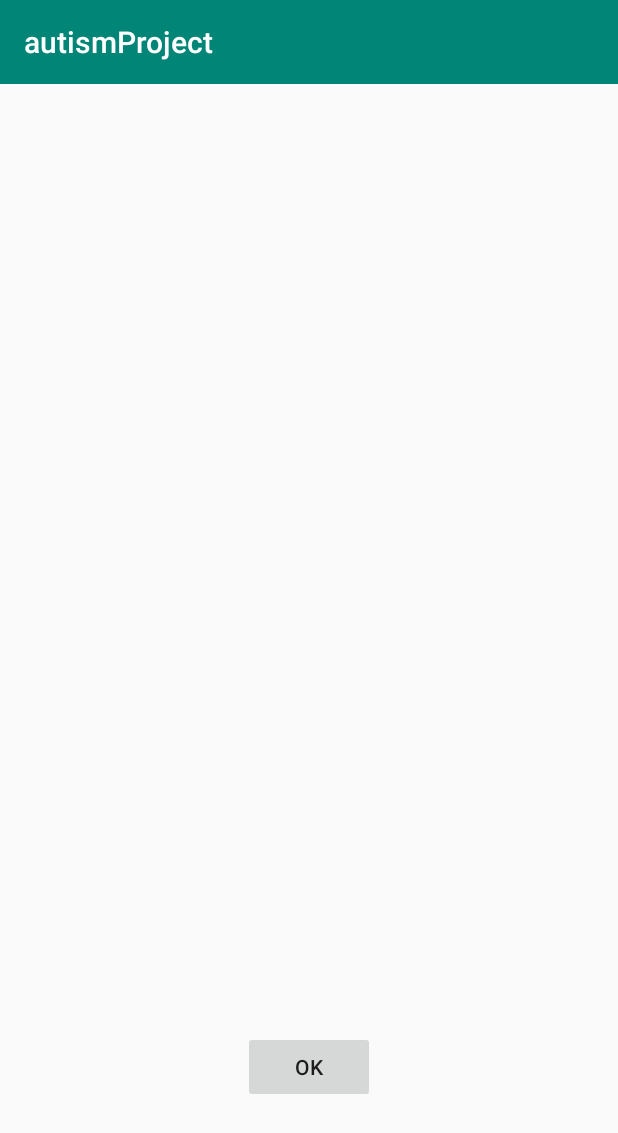
After one commit to SafaaKHADIM/app-for-kids-with-autism, an Android app: the ActivityCategory screen opened directly, with no data from a screen before it, on a phone screen of 412 x 824 dp. The commit adds this screen. Shown: the top 1133 px of the screen. Run offline under Robolectric (Android 15) with nearby library versions, the phone set to English and light mode, and no system bars.

Commit message:
add some activities ( for levels ..) and fix a bug

```diff
--- /dev/null
+++ b/app/src/main/java/com/example/asus/autismproject/ActivityCategory.java
@@ -0,0 +1,20 @@
+package com.example.asus.autismproject;
+
+import android.content.Intent;
+import android.support.v7.app.AppCompatActivity;
+import android.os.Bundle;
+import android.view.View;
+
+public class ActivityCategory extends AppCompatActivity {
+
+    @Override
+    protected void onCreate(Bundle savedInstanceState) {
+        super.onCreate(savedInstanceState);
+        setContentView(R.layout.activity_category);
+    }
+    public void okey(View view) {
+         Intent intent1=new Intent(this, Levels.class);
+        this.startActivity(intent1);
+
+    }
+}
--- a/app/src/main/java/com/example/asus/autismproject/GameViews/Level2/Screen2.java
+++ b/app/src/main/java/com/example/asus/autismproject/GameViews/Level2/Screen2.java
@@ -5,6 +5,7 @@ import com.example.asus.autismproject.Sprites.Level2.Myobject21;
 import com.example.asus.autismproject.Sprites.Level2.Myobject22;
 import com.example.asus.autismproject.Sprites.Level2.Myobject23;
 import com.example.asus.autismproject.Sprites.Level2.Myobject24;
+import com.example.asus.autismproject.Sprites.direction;
 import com.example.asus.autismproject.assets.Object1;
 import com.example.asus.autismproject.assets.Object2;
 import com.example.asus.autismproject.assets.Object3;
@@ -19,6 +20,7 @@ public class Screen2 extends Screen{
     private Myobject22 myobject22;
     private Myobject23 myobject23;
     private Myobject24 myobject24;
+    private direction direction_main ;
     private int mX ;
     private int mY ;
     private int myHack=0; //used to get some time before re-rendering
@@ -28,6 +30,8 @@ public class Screen2 extends Screen{
     public Screen2(Game game) {
         //This is gonna handle other stuff for you under the hood.We will see more of that next time.
         super(game);
+        //hand
+        direction_main = new direction(game,Object1.avatar,game.getScreenHeight()/2,game.getScreenWidth()/2,300,300);
 
 
         //Now that your Sprite is Ready, let's initialize it and control where we are going to put it
--- a/app/src/main/java/com/example/asus/autismproject/GameViews/Level3/Screen3.java
+++ b/app/src/main/java/com/example/asus/autismproject/GameViews/Level3/Screen3.java
@@ -5,6 +5,7 @@ import com.example.asus.autismproject.Sprites.Level3.Myobject31;
 import com.example.asus.autismproject.Sprites.Level3.Myobject32;
 import com.example.asus.autismproject.Sprites.Level3.Myobject33;
 import com.example.asus.autismproject.Sprites.Level3.Myobject34;
+import com.example.asus.autismproject.Sprites.direction;
 import com.example.asus.autismproject.assets.Object1;
 import com.example.asus.autismproject.assets.Object2;
 import com.example.asus.autismproject.assets.Object3;
@@ -19,6 +20,7 @@ public class Screen3 extends Screen{
     private Myobject32 myobject32;
     private Myobject33 myobject33;
     private Myobject34 myobject34;
+    private direction direction_main ;
     private int mX ;
     private int mY ;
     private int myHack=0; //used to get some time before re-rendering
@@ -28,6 +30,8 @@ public class Screen3 extends Screen{
     public Screen3(Game game) {
         //This is gonna handle other stuff for you under the hood.We will see more of that next time.
         super(game);
+        //hand
+        direction_main = new direction(game,Object1.avatar,game.getScreenHeight()/2,game.getScreenWidth()/2,300,300);
 
 
         //Now that your Sprite is Ready, let's initialize it and control where we are going to put it
--- /dev/null
+++ b/app/src/main/res/layout/activity_category.xml
@@ -0,0 +1,24 @@
+<?xml version="1.0" encoding="utf-8"?>
+<android.support.constraint.ConstraintLayout xmlns:android="http://schemas.android.com/apk/res/android"
+    xmlns:app="http://schemas.android.com/apk/res-auto"
+    xmlns:tools="http://schemas.android.com/tools"
+    android:layout_width="match_parent"
+    android:layout_height="match_parent"
+    tools:context=".ActivityCategory">
+
+    <Button
+        android:id="@+id/btnOk"
+        android:layout_width="wrap_content"
+        android:layout_height="wrap_content"
+        android:layout_marginStart="8dp"
+        android:layout_marginTop="8dp"
+        android:layout_marginEnd="8dp"
+        android:layout_marginBottom="8dp"
+        android:onClick="okey"
+        android:text="@string/ok"
+        app:layout_constraintBottom_toBottomOf="parent"
+        app:layout_constraintEnd_toEndOf="parent"
+        app:layout_constraintStart_toStartOf="parent"
+        app:layout_constraintTop_toTopOf="parent"
+        app:layout_constraintVertical_bias="0.885" />
+</android.support.constraint.ConstraintLayout>
--- a/app/src/main/res/layout/activity_language.xml
+++ b/app/src/main/res/layout/activity_language.xml
@@ -15,7 +15,7 @@
         android:layout_marginEnd="8dp"
         android:layout_marginBottom="8dp"
         android:onClick="eng"
-        android:text="anglais"
+        android:text="@string/anglais"
         app:layout_constraintBottom_toBottomOf="parent"
         app:layout_constraintEnd_toEndOf="parent"
         app:layout_constraintHorizontal_bias="0.502"
@@ -32,7 +32,7 @@
         android:layout_marginEnd="8dp"
         android:layout_marginBottom="8dp"
         android:onClick="fr"
-        android:text="francais"
+        android:text="@string/francais"
         app:layout_constraintBottom_toBottomOf="parent"
         app:layout_constraintEnd_toEndOf="parent"
         app:layout_constraintHorizontal_bias="0.502"
@@ -49,7 +49,7 @@
         android:layout_marginEnd="8dp"
         android:layout_marginBottom="8dp"
         android:onClick="ar"
-        android:text="arabe"
+        android:text="@string/arabe"
         app:layout_constraintBottom_toBottomOf="parent"
         app:layout_constraintEnd_toEndOf="parent"
         app:layout_constraintHorizontal_bias="0.502"
--- a/app/src/main/res/layout/activity_levels.xml
+++ b/app/src/main/res/layout/activity_levels.xml
@@ -15,7 +15,7 @@
         android:layout_marginEnd="8dp"
         android:layout_marginBottom="8dp"
         android:onClick="level1"
-        android:text="level1"
+        android:text="@string/level1"
         app:layout_constraintBottom_toBottomOf="parent"
         app:layout_constraintEnd_toEndOf="parent"
         app:layout_constraintHorizontal_bias="0.432"
@@ -32,7 +32,7 @@
         android:layout_marginEnd="8dp"
         android:layout_marginBottom="8dp"
         android:onClick="level2"
-        android:text="level2"
+        android:text="@string/level2"
         app:layout_constraintBottom_toBottomOf="parent"
         app:layout_constraintEnd_toEndOf="parent"
         app:layout_constraintHorizontal_bias="0.432"
@@ -49,7 +49,7 @@
         android:layout_marginEnd="8dp"
         android:layout_marginBottom="8dp"
         android:onClick="level3"
-        android:text="level3"
+        android:text="@string/level3"
         app:layout_constraintBottom_toBottomOf="parent"
         app:layout_constraintEnd_toEndOf="parent"
         app:layout_constraintHorizontal_bias="0.432"
--- a/app/src/main/res/layout/activity_main.xml
+++ b/app/src/main/res/layout/activity_main.xml
@@ -14,7 +14,7 @@
         android:layout_marginTop="8dp"
         android:layout_marginEnd="8dp"
         android:layout_marginBottom="8dp"
-        android:text="play"
+        android:text="@string/play"
         android:onClick="play"
         app:layout_constraintBottom_toBottomOf="parent"
         app:layout_constraintEnd_toEndOf="parent"
@@ -31,7 +31,7 @@
         android:layout_marginTop="8dp"
         android:layout_marginEnd="8dp"
         android:layout_marginBottom="8dp"
-        android:text="settings"
+        android:text="@string/settings"
         android:onClick="settings"
         app:layout_constraintBottom_toBottomOf="parent"
         app:layout_constraintEnd_toEndOf="parent"
--- a/app/src/main/res/layout/layout_dialog.xml
+++ b/app/src/main/res/layout/layout_dialog.xml
@@ -8,7 +8,7 @@
         android:id="@+id/edit_category"
         android:layout_width="match_parent"
         android:layout_height="wrap_content"
-        android:hint="Category" />
+        android:hint="@string/Category" />
 
 
 
```
Also changed, not shown: app/src/main/AndroidManifest.xml (+4 -3 lines), app/src/main/java/com/example/asus/autismproject/ActivityLevel1.java (+11 -7 lines), app/src/main/java/com/example/asus/autismproject/ActivityLevel2.java (+4 -5 lines), app/src/main/java/com/example/asus/autismproject/ActivityLevel3.java (+5 -5 lines), app/src/main/java/com/example/asus/autismproject/GameViews/Level1/Screen1.java (+10 -4 lines), app/src/main/java/com/example/asus/autismproject/MainActivity.java (+8 -2 lines), app/src/main/java/com/example/asus/autismproject/Sprites/direction.java (added, +11 -0 lines), app/src/main/java/com/example/asus/autismproject/assets/hand.java (added, +7 -0 lines), app/src/main/res/layout/activity_add_object.xml (+4 -4 lines), app/src/main/res/layout/activity_settings.xml (+4 -4 lines), app/src/main/res/values/strings.xml (+23 -0 lines), app/src/main/res/drawable/hand.png (added), 2 other files.
